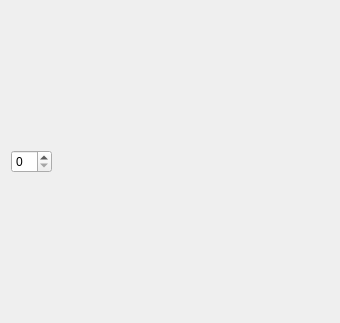
Old version of the form Qt/my_programm/_For_tests/src/for_tests_mainbox/ui/for_tests_mainbox.ui in the repository RinatB2017/mega_GIT.
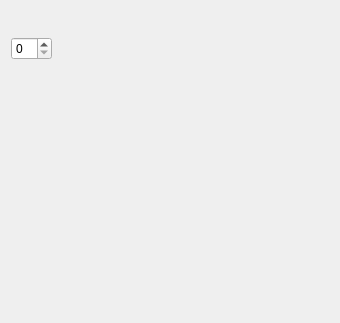
New version of the form. Custom widgets are drawn as their Qt base class.

```diff
--- a/Qt/my_programm/_For_tests/src/for_tests_mainbox/ui/for_tests_mainbox.ui
+++ b/Qt/my_programm/_For_tests/src/for_tests_mainbox/ui/for_tests_mainbox.ui
@@ -52,23 +52,21 @@
     </layout>
    </item>
    <item>
-    <widget class="QsciScintilla" name="textEdit">
-     <property name="toolTip">
-      <string/>
+    <spacer name="verticalSpacer">
+     <property name="orientation">
+      <enum>Qt::Vertical</enum>
      </property>
-     <property name="whatsThis">
-      <string/>
+     <property name="sizeHint" stdset="0">
+      <size>
+       <width>20</width>
+       <height>40</height>
+      </size>
      </property>
-    </widget>
+    </spacer>
    </item>
   </layout>
  </widget>
  <customwidgets>
-  <customwidget>
-   <class>QsciScintilla</class>
-   <extends>QFrame</extends>
-   <header>Qsci/qsciscintilla.h</header>
-  </customwidget>
   <customwidget>
    <class>DIP_widget</class>
    <extends>QWidget</extends>
```
